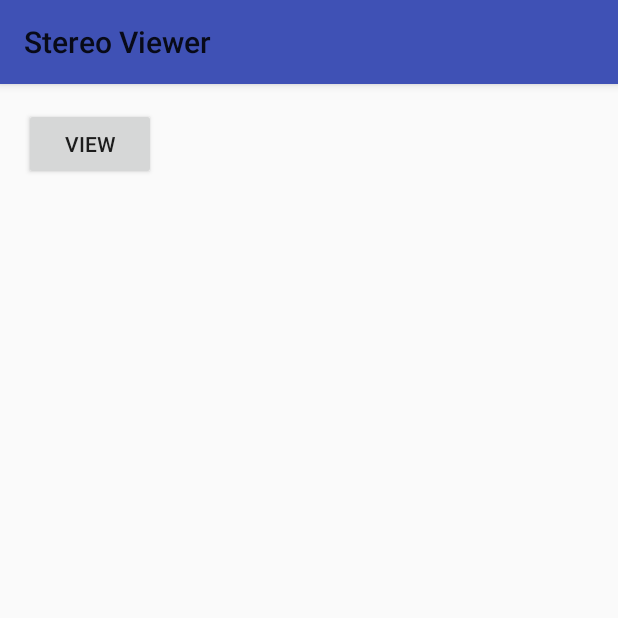
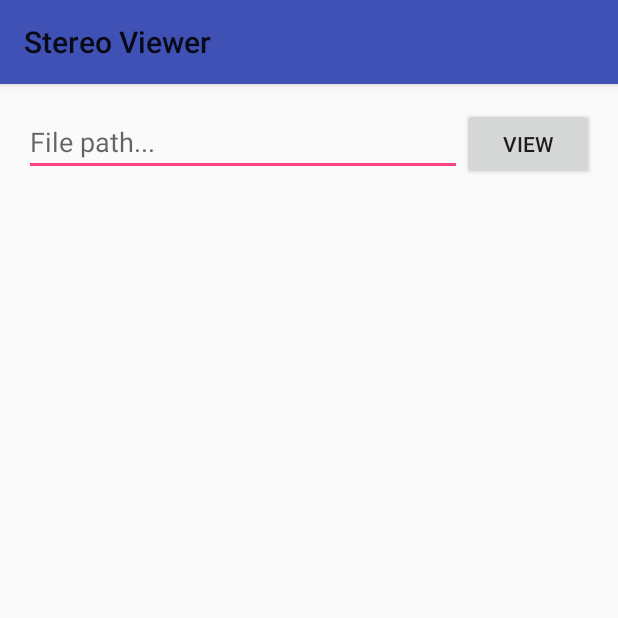
Before and after one commit to ribbons/StereoViewer, an Android app: the screen it shows after launch (MainActivity), on a phone screen of 412 x 824 dp, the top half of it. Run offline under Robolectric (Android 15) with nearby library versions, the phone set to English and light mode, and no system bars.

Commit message:
Enable input of file path in MainActivity
Quickly add a text input to the main activity and pass the value in it
to the view activity via the intent (just show the value as a toast for
the moment).

```diff
--- a/app/src/main/java/com/nerdoftheherd/stereoviewer/MainActivity.java
+++ b/app/src/main/java/com/nerdoftheherd/stereoviewer/MainActivity.java
@@ -22,16 +22,22 @@ import android.app.Activity;
 import android.content.Intent;
 import android.os.Bundle;
 import android.view.View;
+import android.widget.EditText;
 
 public class MainActivity extends Activity {
+    EditText mFilePath;
+
     @Override
     protected void onCreate(Bundle savedInstanceState) {
         super.onCreate(savedInstanceState);
         setContentView(R.layout.activity_main);
+
+        mFilePath = (EditText) findViewById(R.id.file_path);
     }
 
     public void viewImage(View view) {
         Intent intent = new Intent(this, ViewActivity.class);
+        intent.putExtra(ViewActivity.INTENT_FILENAME, mFilePath.getText().toString());
         startActivity(intent);
     }
 }
--- a/app/src/main/java/com/nerdoftheherd/stereoviewer/ViewActivity.java
+++ b/app/src/main/java/com/nerdoftheherd/stereoviewer/ViewActivity.java
@@ -20,13 +20,17 @@ package com.nerdoftheherd.stereoviewer;
 
 import android.app.ActionBar;
 import android.app.Activity;
+import android.content.Context;
 import android.content.Intent;
 import android.os.Bundle;
 import android.os.Handler;
 import android.view.View;
 import android.view.MenuItem;
+import android.widget.Toast;
 
 public class ViewActivity extends Activity {
+    public static final String INTENT_FILENAME = "filename";
+
     private final Handler mHideHandler = new Handler();
     private View mContentView;
     private boolean mVisible;
@@ -40,12 +44,17 @@ public class ViewActivity extends Activity {
     @Override
     protected void onCreate(Bundle savedInstanceState) {
         super.onCreate(savedInstanceState);
+        setContentView(R.layout.activity_view);
 
-        setContentView(R.layout.activity_view);
         ActionBar actionBar = getActionBar();
         if (actionBar != null) {
             actionBar.setDisplayHomeAsUpEnabled(true);
         }
+
+        Bundle extras = getIntent().getExtras();
+        String fileName = extras.getString(INTENT_FILENAME);
+        Context context = getApplicationContext();
+        Toast.makeText(context, fileName, Toast.LENGTH_SHORT).show();
 
         mVisible = true;
         mContentView = findViewById(R.id.fullscreen_content);
--- a/app/src/main/res/layout/activity_main.xml
+++ b/app/src/main/res/layout/activity_main.xml
@@ -10,9 +10,20 @@
     android:paddingTop="@dimen/activity_vertical_margin"
     tools:context="com.nerdoftheherd.stereoviewer.MainActivity">
 
-    <Button
-        android:layout_width="wrap_content"
-        android:layout_height="wrap_content"
-        android:text="View"
-        android:onClick="viewImage" />
+    <LinearLayout
+        android:layout_width="match_parent"
+        android:layout_height="wrap_content">
+
+        <EditText
+            android:id="@+id/file_path"
+            android:layout_width="0dp"
+            android:layout_weight="1"
+            android:layout_height="wrap_content"
+            android:hint="@string/file_path" />
+        <Button
+            android:layout_width="wrap_content"
+            android:layout_height="wrap_content"
+            android:text="@string/view"
+            android:onClick="viewImage" />
+    </LinearLayout>
 </RelativeLayout>
--- a/app/src/main/res/values/strings.xml
+++ b/app/src/main/res/values/strings.xml
@@ -2,4 +2,6 @@
     <string name="app_name">Stereo Viewer</string>
     <string name="left_image">Left Image</string>
     <string name="right_image">Right Image</string>
+    <string name="file_path">File path...</string>
+    <string name="view">View</string>
 </resources>
```
